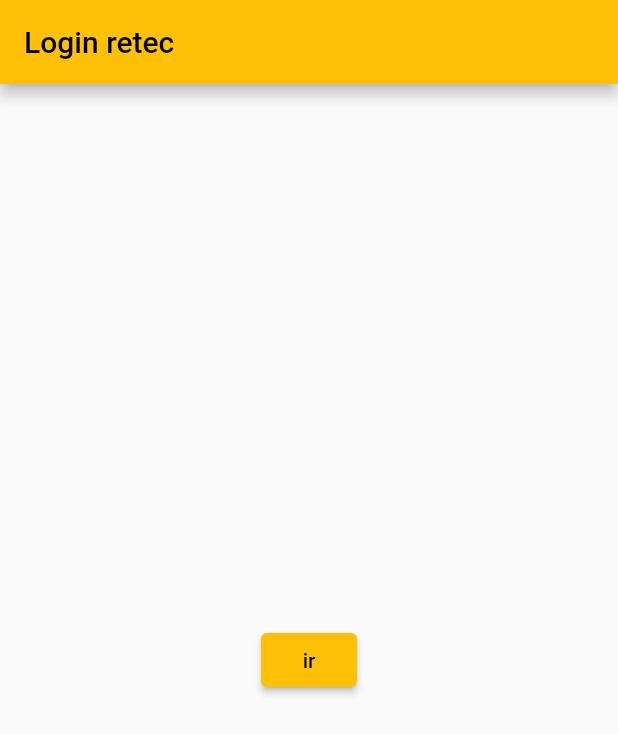
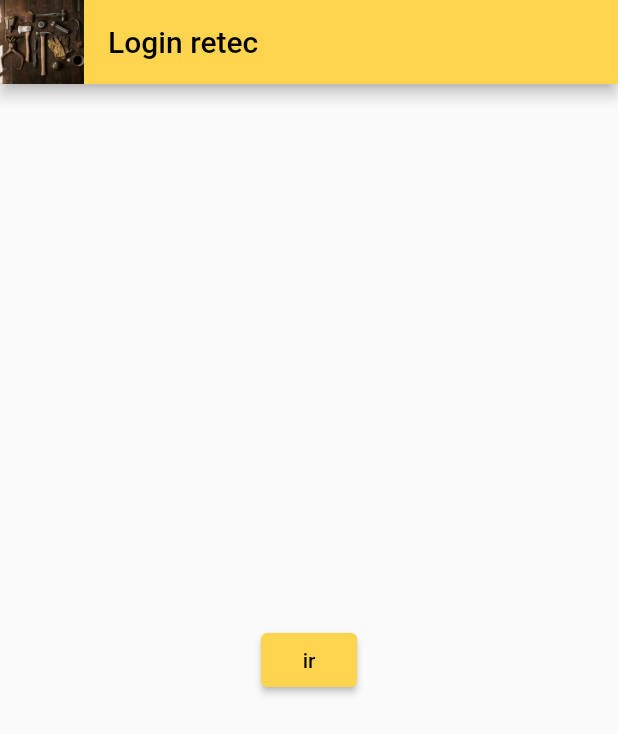
Before and after one commit to ariel131998/aplicacion_retec, a Flutter app: the screen it shows after launch, on a phone screen of 412 x 824 dp. Shown: the top 734 px of the screen. Run offline on Flutter 3.47's test engine with Material 2 defaults, Android fonts, the phone set to English and light mode, and no system bars; our stand-ins replace equatable.

Commit message:
Cambie el tema y se agregaron los assets
Le agregue el color de la aplicacion y las imagenes a utilizar

```diff
--- a/lib/main.dart
+++ b/lib/main.dart
@@ -1,13 +1,19 @@
 import 'package:flutter/material.dart';
+import 'package:flutter_retec/src/pages/tema/palette.dart';
 import 'package:flutter_retec/src/routes/routes.dart';
 void main() => runApp(MyApp());
 
 class MyApp extends StatelessWidget {
+  MyApp({Key? key}) : super(key: key);
+  final selection = Colors.green[400]!;
   @override
   Widget build(BuildContext context) {
     return MaterialApp(
       debugShowCheckedModeBanner: false,
-      theme: ThemeData(primarySwatch: Colors.amber),
+      theme: ThemeData(
+        primarySwatch: Palette.kToDark,
+        //Colors.amber
+      ),
       title: 'Retec App',
       initialRoute: '/LoginScreen',
       routes: getAplicationRoutes(),
--- a/lib/src/pages/login_screen.dart
+++ b/lib/src/pages/login_screen.dart
@@ -7,7 +7,10 @@ class LoginScreen extends StatelessWidget {
   Widget build(BuildContext context) {
     return Scaffold(
       appBar: AppBar(
+        leading: Image.asset('assets/fondo_login.jpg', fit: BoxFit.cover),
+        //title: Image.asset('assets/fondo_login.jpg', fit: BoxFit.cover)
         title: const Text('Login retec'),
+        //actionsIconTheme: ,
       ),
       body: Center(
         child: ElevatedButton(
--- /dev/null
+++ b/lib/src/pages/tema/palette.dart
@@ -0,0 +1,19 @@
+//palette.dart
+import 'package:flutter/material.dart';
+class Palette {
+  static const MaterialColor kToDark =  MaterialColor(
+  0xFFFFD54F, // 0% comes in here, this will be color picked if no shade is selected when defining a Color property which doesn’t require a swatch.
+     <int, Color>{
+      50: const Color(0xf3d780),//10%
+      100: const Color(0xf5db8e),//20%
+      200: const Color(0xf6e09c),//30%
+      300: const Color(0xf7e4aa),//40%
+      400: const Color(0xf9e9b9),//50%
+      500: const Color(0xfaedc7),//60%
+      600: const Color(0xfbf2d5),//70%
+      700: const Color(0xfcf6e3),//80%
+      800: const Color(0xfefbf1),//90%
+      900: const Color(0xffffff),//100%
+    },
+  );
+} // you can define define int 500 as the default shade and add your lighter tints above and darker tints below.
--- a/pubspec.yaml
+++ b/pubspec.yaml
@@ -63,7 +63,8 @@ flutter:
   uses-material-design: true
 
   # To add assets to your application, add an assets section, like this:
-  # assets:
+  assets:
+    - assets/
   #   - images/a_dot_burr.jpeg
   #   - images/a_dot_ham.jpeg
 
```
Also changed, not shown: assets/Retec_Blanco_SF.png (added), assets/Retec_Negro_SF.png (added), assets/electricista.png (added), assets/fondo_login.jpg (added), assets/ingenieria-mecanica.png (added), assets/jar-loading.gif (added), assets/plomeria.png (added).
